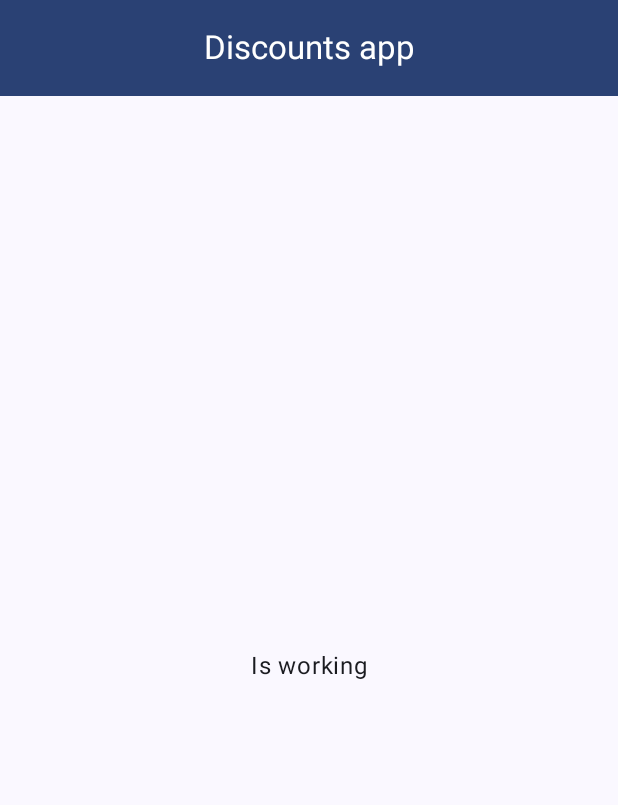
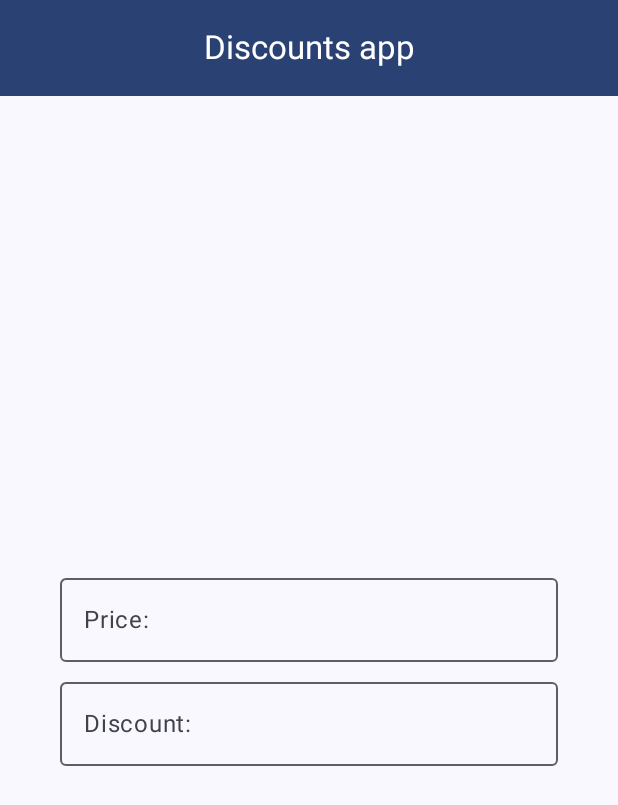
Before and after one commit to jamirou/DiscountsApp, an Android app built with Jetpack Compose: the screen it shows after launch (MainActivity), on a phone screen of 412 x 824 dp. Shown: the top 805 px of the screen. Run offline under Robolectric (Android 15) with nearby library versions, the light colour scheme and no system bars.

Commit message:
Added textfields.

```diff
--- a/app/src/main/java/com/jamirodev/discountsapp/components/BodyComponents.kt
+++ b/app/src/main/java/com/jamirodev/discountsapp/components/BodyComponents.kt
@@ -1,9 +1,16 @@
 package com.jamirodev.discountsapp.components
 
 import androidx.compose.foundation.layout.Spacer
+import androidx.compose.foundation.layout.fillMaxWidth
 import androidx.compose.foundation.layout.height
+import androidx.compose.foundation.layout.padding
+import androidx.compose.foundation.text.KeyboardOptions
+import androidx.compose.material3.ExperimentalMaterial3Api
+import androidx.compose.material3.OutlinedTextField
+import androidx.compose.material3.Text
 import androidx.compose.runtime.Composable
 import androidx.compose.ui.Modifier
+import androidx.compose.ui.text.input.KeyboardType
 import androidx.compose.ui.unit.Dp
 import androidx.compose.ui.unit.dp
 
@@ -12,8 +19,21 @@ fun SpaceH(size: Dp = 5.dp) {
     Spacer(modifier = Modifier.height(size))
 }
 
-
 @Composable
 fun SpaceW(size: Dp = 5.dp) {
     Spacer(modifier = Modifier.height(size))
 }
+
+@OptIn(ExperimentalMaterial3Api::class)
+@Composable
+fun MainTextField(value: String, onValueChange: (String) -> Unit, label: String) {
+    OutlinedTextField(
+        value = value,
+        onValueChange = onValueChange,
+        label = { Text(text = label)},
+        keyboardOptions = KeyboardOptions(keyboardType = KeyboardType.Number),
+        modifier = Modifier
+            .fillMaxWidth()
+            .padding(horizontal = 30.dp)
+        )
+}
--- a/app/src/main/java/com/jamirodev/discountsapp/views/HomeView.kt
+++ b/app/src/main/java/com/jamirodev/discountsapp/views/HomeView.kt
@@ -12,10 +12,15 @@ import androidx.compose.material3.Scaffold
 import androidx.compose.material3.Text
 import androidx.compose.material3.TopAppBarDefaults
 import androidx.compose.runtime.Composable
+import androidx.compose.runtime.getValue
+import androidx.compose.runtime.mutableStateOf
+import androidx.compose.runtime.remember
+import androidx.compose.runtime.setValue
 import androidx.compose.ui.Alignment
 import androidx.compose.ui.Modifier
 import androidx.compose.ui.graphics.Color
 import androidx.compose.ui.unit.dp
+import com.jamirodev.discountsapp.components.MainTextField
 import com.jamirodev.discountsapp.components.SpaceH
 
 @OptIn(ExperimentalMaterial3Api::class)
@@ -42,6 +47,10 @@ fun ContentHomeView(paddingValues: PaddingValues) {
         verticalArrangement = Arrangement.Center,
         horizontalAlignment = Alignment.CenterHorizontally
     ) {
-        Text(text = "Is working")
+        var price by remember { mutableStateOf("") }
+        var discount by remember { mutableStateOf("") }
+        MainTextField(value = price, onValueChange = {price = it}, label = "Price:")
+        SpaceH()
+        MainTextField(value = discount, onValueChange = {discount = it}, label = "Discount:")
     }
 }
```
